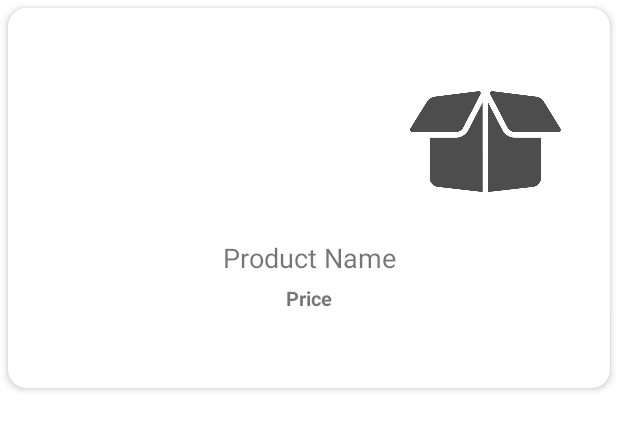
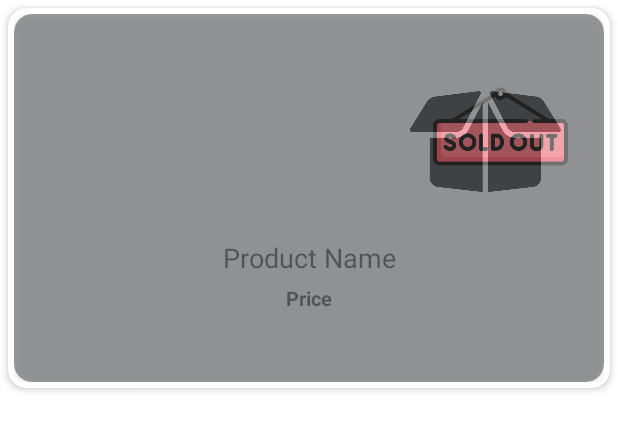
Before and after one commit to dylanjulianos/Sportify, an Android app: the layout recycleritem.xml on its own in the app's theme, with its tools: preview values and no code run, on a phone screen of 412 x 824 dp. Shown: the top 430 px of the screen. Run offline under Robolectric (Android 15) with nearby library versions, the light colour scheme and no system bars; Roboto replaces fonts that are not available here.

Commit message:
menyelesaikan revisi

```diff
--- a/app/src/main/res/layout/recycleritem.xml
+++ b/app/src/main/res/layout/recycleritem.xml
@@ -65,4 +65,35 @@
             app:layout_constraintTop_toBottomOf="@+id/item_display_name" />
     </androidx.constraintlayout.widget.ConstraintLayout>
 
+<androidx.cardview.widget.CardView
+    android:id="@+id/unavailable"
+    android:layout_width="match_parent"
+    android:layout_height="245dp"
+    android:alpha="0.5"
+    app:cardBackgroundColor="@color/fontsearch"
+    app:cardCornerRadius="12dp"
+    app:cardElevation="3dp"
+    app:contentPadding="4dp" >
+
+    <androidx.constraintlayout.widget.ConstraintLayout
+        android:id="@+id/stock"
+        android:layout_width="match_parent"
+        android:layout_height="245dp"
+        android:padding="16dp">
+
+        <ImageView
+            android:id="@+id/stockpics"
+            android:layout_width="90dp"
+            android:layout_height="90dp"
+            android:layout_marginLeft="4dp"
+            android:layout_marginTop="10dp"
+            android:layout_marginEnd="4dp"
+            android:alpha="1"
+            android:src="@drawable/stockunavailable"
+            app:layout_constraintEnd_toEndOf="parent"
+            app:layout_constraintLeft_toLeftOf="parent"
+            app:layout_constraintTop_toTopOf="parent" />
+    </androidx.constraintlayout.widget.ConstraintLayout>
 </androidx.cardview.widget.CardView>
+
+</androidx.cardview.widget.CardView>
```
Also changed, not shown: app/src/main/java/com/app/thesisappdemo/MyAdapter.kt (+25 -2 lines), app/src/main/res/drawable/stockunavailable.png (added).
